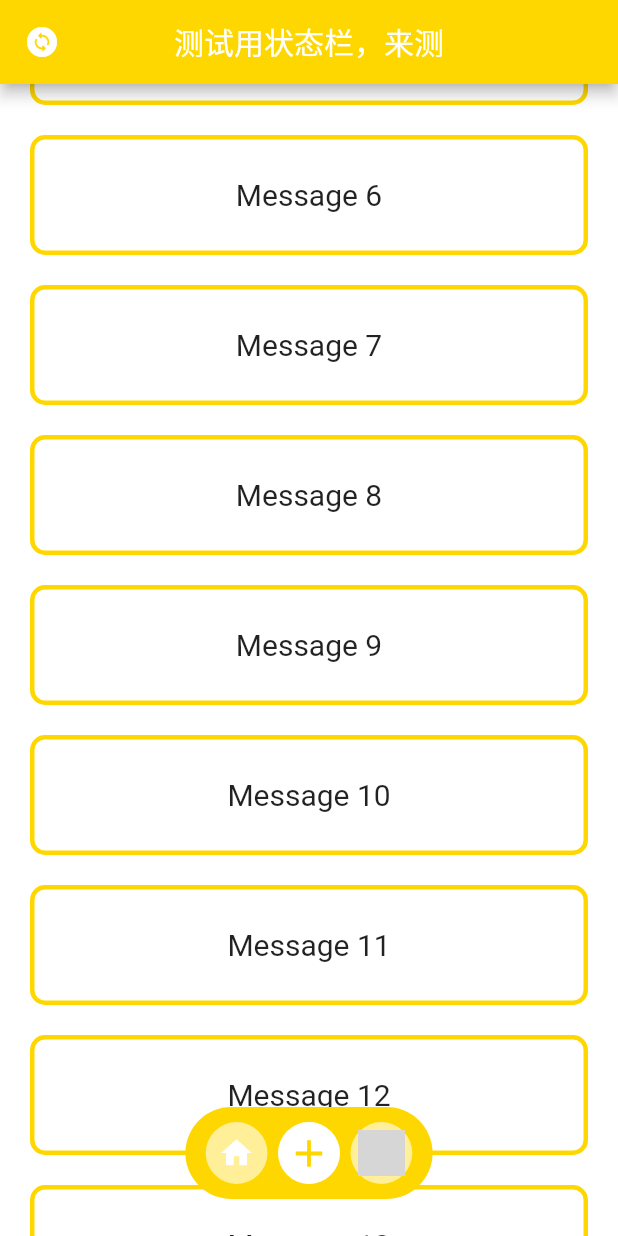
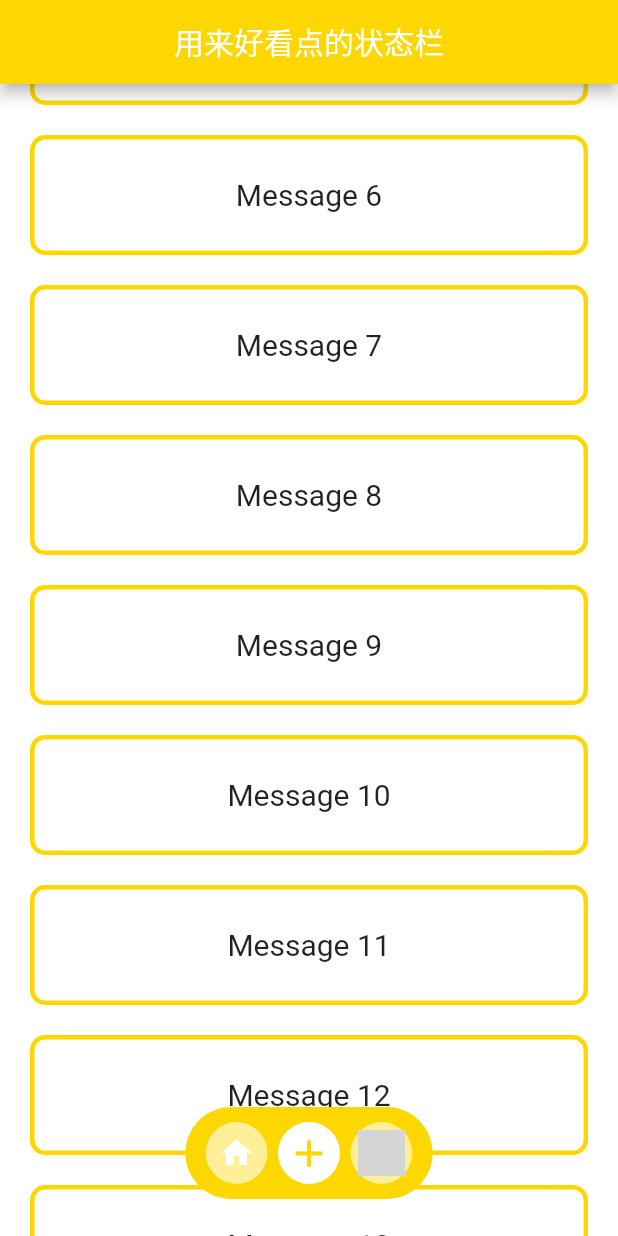
Before and after one commit to hxphieno/widget_for_flutter, a Flutter app: the screen it shows after launch, scrolled down 576 dp, on a phone screen of 412 x 824 dp. Run offline on Flutter 3.47's test engine with Material 2 defaults, Android fonts, the phone set to English and light mode, and no system bars; network calls fail; grey boxes are pictures that could not be loaded.

Commit message:
[fix]忘了修了什么，但总而言之只差动画没修了

```diff
--- a/lib/main.dart
+++ b/lib/main.dart
@@ -96,17 +96,8 @@
     return Scaffold(
       appBar: AppBar(
           backgroundColor: const Color.fromARGB(255, 255, 215, 0),
-          leading: IconButton(
-            ///测试动画用
-            onPressed: () {
-              setState(() {
-                gestNotifier.isVisable=!gestNotifier.isVisable;
-              });
-            },
-            icon: const Icon(Icons.change_circle_rounded),
-          ),
           centerTitle: true,
-          title: Text("测试用状态栏，来测")),
+          title: Text("用来好看点的状态栏")),
       resizeToAvoidBottomInset: false,
       extendBody: true,
       body: PageView(
@@ -114,13 +105,14 @@
         onPageChanged: (index) {
           setState(() {
             _currentIndex = 2 * index;
-            gestNotifier.isVisable=true;
+            gestNotifier.toBeTrue();
           });
         },
         children: pageList,
       ),
       bottomNavigationBar: AnimatedContainer(
           duration: const Duration(milliseconds: 400),
+          curve: Curves.linear,
           child: Transform.translate(
             offset: Offset(0, gestNotifier.isVisable?0:200),
             child: GestureDetector(
@@ -129,7 +121,7 @@
                   ///拖住组件下滑可隐藏
                   print("drag");
                   setState(() {
-                    gestNotifier.isVisable=false;
+                    gestNotifier.toBeFalse();
                   });
                 }
               },
--- a/lib/pages.dart
+++ b/lib/pages.dart
@@ -10,7 +10,7 @@ import 'provider.dart';
 ///目前发布页关系不大
 
 class HomePage extends StatelessWidget {
-  late ScrollController _controller = ScrollController();
+  final ScrollController _controller = ScrollController();
   bool valid=true;///防止函数被多次执行
 
   @override
@@ -26,16 +26,14 @@ class HomePage extends StatelessWidget {
                 if (_controller.position.userScrollDirection ==
                     ScrollDirection.reverse) {
                   valid=false;
-                  gestNotifier.reverse();
-                  print(gestNotifier.isVisable);
-                  await Future.delayed(Duration(milliseconds: 200));
+                  gestNotifier.toBeFalse();
+                  await Future.delayed(const Duration(milliseconds: 200));
                   valid=true;
                 } else if (_controller.position.userScrollDirection ==
                     ScrollDirection.forward) {
                   valid=false;
-                  gestNotifier.forward();
-                  print(gestNotifier.isVisable);
-                  await Future.delayed(Duration(milliseconds: 200));
+                  gestNotifier.toBeTrue();
+                  await Future.delayed(const Duration(milliseconds: 200));
                   valid=true;
                 }
               }
@@ -65,8 +63,14 @@ class HomePage extends StatelessWidget {
 class PersonalPage extends StatelessWidget {
   @override
   Widget build(BuildContext context) {
-    return const Center(
-      child: Text('Personal Page'),
+    final gestNotifier=Provider.of<GestNotifier>(context);
+    return GestureDetector(
+      onTap: (){
+        gestNotifier.toBeTrue();
+      },
+      child: const Center(
+        child: Text('Personal Page')
+      ),
     );
   }
 }
```
Also changed, not shown: lib/provider.dart (+4 -3 lines).
